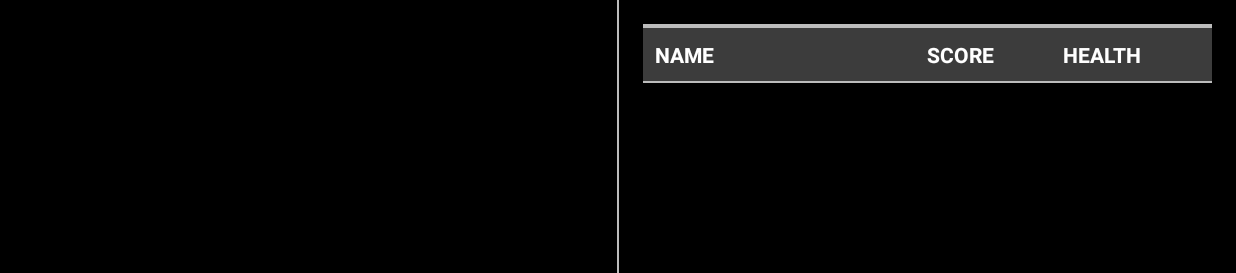
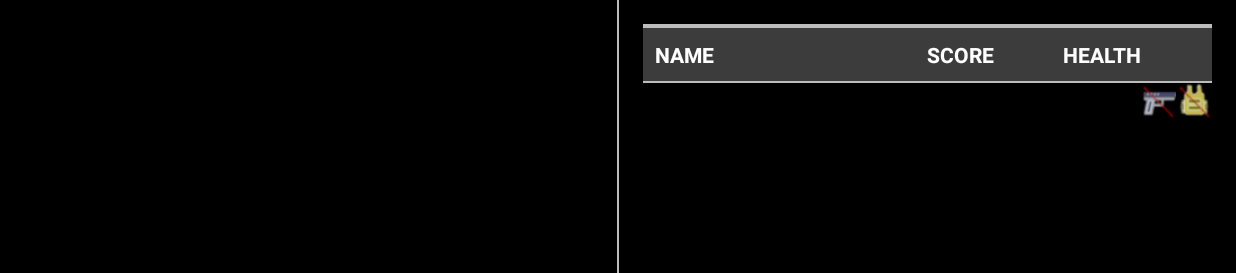
Before and after one commit to shifty-eyed/lasertag-android, an Android app: the screen it shows after launch (MainActivity), on a phone screen of 824 x 412 dp (held sideways). Shown: the top 273 px of the screen. Run offline under Robolectric (Android 15) with nearby library versions, the phone set to English and light mode, and no system bars.

Commit message:
gun connected and disconnected, game lifecycle fixes

```diff
--- a/app/src/main/java/net/lasertag/MainActivity.java
+++ b/app/src/main/java/net/lasertag/MainActivity.java
@@ -32,6 +32,7 @@ import android.view.Window;
 import android.view.WindowManager;
 import android.widget.Toast;
 
+import net.lasertag.communication.BluetoothClient;
 import net.lasertag.model.EventMessageIn;
 import net.lasertag.model.WirelessMessage;
 import net.lasertag.model.Player;
@@ -87,6 +88,8 @@ public class MainActivity extends AppCompatActivity implements TextToSpeech.OnIn
     private TextView playerName;
     private TextView playerHealth;
     private TextView playerScore;
+    private ImageView deviceStatusGun;
+    private ImageView deviceStatusVest;
     private TableLayout playersTable;
     private ConstraintLayout playerInfoLayout;
     private ConstraintLayout announcementLayout;
@@ -138,6 +141,9 @@ public class MainActivity extends AppCompatActivity implements TextToSpeech.OnIn
         gameTime = findViewById(R.id.game_timer);
         bulletsBar = findViewById(R.id.bullets_bar);
         teamScoresBar = findViewById(R.id.team_scores);
+
+        deviceStatusGun = findViewById(R.id.device_status_gun);
+        deviceStatusVest = findViewById(R.id.device_status_vest);
 
         currentState = STATE_OFFLINE;
         onRefreshUIGameSate();
@@ -259,9 +265,8 @@ public class MainActivity extends AppCompatActivity implements TextToSpeech.OnIn
             case Messaging.YOU_KILLED -> showToasterMessage(otherName + " killed you.", 3000);
             case Messaging.YOU_SCORED -> showToasterMessage("You killed " + otherName, 2000);
             case Messaging.GAME_OVER -> {
-
                 if (teamPlay) {
-                    var teamName = teamNames[message.getPayload()];
+                    var teamName = message.getPayload() < 0 ? "No one" : teamNames[message.getPayload()];
                     showToasterMessage("Game Over!\n" + teamName + " wins.", 4000);
                 } else {
                     if (otherPlayer != null && otherPlayer.getId() == config.getPlayerId()) {
@@ -270,6 +275,14 @@ public class MainActivity extends AppCompatActivity implements TextToSpeech.OnIn
                         showToasterMessage("Game Over!\n" + (otherPlayer == null ? "No one" : otherPlayer.getName()) + " wins.", 4000);
                     }
                 }
+            }
+            case Messaging.DEVICE_CONNECTED, Messaging.DEVICE_DISCONNECTED -> {
+                var connected = (message.getType() == Messaging.DEVICE_CONNECTED);
+                var isGun = (message.getPayload() == BluetoothClient.DEVICE_GUN);
+                var deviceName = isGun ? "gun" : "vest";
+                (isGun ? deviceStatusGun : deviceStatusVest)
+                        .setVisibility(connected ? View.GONE : View.VISIBLE);
+                speak(deviceName + (connected ? " connected." : " disconnected."));
             }
         }
     }
--- a/app/src/main/java/net/lasertag/communication/BluetoothClient.java
+++ b/app/src/main/java/net/lasertag/communication/BluetoothClient.java
@@ -150,6 +150,7 @@ public class BluetoothClient {
                 }
             } catch (IOException e) {
                 Log.e(TAG, "Connection lost", e);
+                messageHandler.handleWirelessEvent(new EventMessageIn(Messaging.DEVICE_DISCONNECTED, deviceType));
                 try {
                     bluetoothSocket.close();
                     outputStream = null;
--- a/app/src/main/java/net/lasertag/model/Messaging.java
+++ b/app/src/main/java/net/lasertag/model/Messaging.java
@@ -51,7 +51,8 @@ public class Messaging {
         var teamPlay = buffer.get();
         var respawnTime = buffer.get();
         var gameTimeMinutes = buffer.get();
-        return new GameStartMessageIn(GAME_START, teamPlay != 0, respawnTime, gameTimeMinutes);
+        var startDelaySeconds = buffer.get();
+        return new GameStartMessageIn(GAME_START, teamPlay != 0, respawnTime, gameTimeMinutes, startDelaySeconds);
     }
 
     public static EventMessageIn parseMessageFromDevice(List<Byte> bytes) {
@@ -61,6 +62,7 @@ public class Messaging {
     private static StatsMessageIn parseFullStatsMessage(ByteBuffer buffer) {
         var isGameRunning = buffer.get() != 0;
         var teamPlay = buffer.get() != 0;
+        var gameTimerSeconds = buffer.getShort();
         var playersCount = buffer.get();
         var players = new Player[playersCount];
         for (int i = 0; i < playersCount; i++) {
@@ -76,7 +78,7 @@ public class Messaging {
             var name = new String(nameBytes);
             players[i] = new Player(id, health, score, teamId, damage, bulletsLeft, name);
         }
-        return new StatsMessageIn(FULL_STATS, isGameRunning, teamPlay, playersCount, players);
+        return new StatsMessageIn(FULL_STATS, isGameRunning, teamPlay, gameTimerSeconds, playersCount, players);
     }
 
     private static TimeMessage parseTimeMessage(ByteBuffer buffer) {
--- a/app/src/main/java/net/lasertag/model/WirelessMessage.kt
+++ b/app/src/main/java/net/lasertag/model/WirelessMessage.kt
@@ -29,7 +29,8 @@ data class GameStartMessageIn (
     override val type: Byte,
     val teamPlay: Boolean,
     val respawnTime: Int,
-    val gameTimeMinutes: Int
+    val gameTimeMinutes: Int,
+    val startDelaySeconds: Int
 ): WirelessMessage(type)
 
 data class EventMessageToServer (
@@ -66,6 +67,7 @@ data class StatsMessageIn (
     override val type: Byte,
     val isGameRunning: Boolean,
     val isTeamPlay: Boolean,
+    val gameTimerSeconds: Short,
     val numPlayers: Byte,
     val players: Array<Player>
 ) : WirelessMessage(type) {
--- a/app/src/main/res/layout/activity_main.xml
+++ b/app/src/main/res/layout/activity_main.xml
@@ -222,6 +222,26 @@
             android:layout_width="match_parent"
             android:layout_height="1dp"
             android:background="@color/grey" />
+
+        <LinearLayout
+            android:id="@+id/device_status"
+            android:layout_width="wrap_content"
+            android:layout_height="wrap_content"
+            android:layout_gravity="end"
+            android:orientation="horizontal"
+            android:padding="0dp">
+            <ImageView
+                android:id="@+id/device_status_gun"
+                app:srcCompat="@drawable/gun_crossed"
+                android:layout_width="24dp"
+                android:layout_height="24dp"/>
+
+            <ImageView
+                android:id="@+id/device_status_vest"
+                app:srcCompat="@drawable/vest_crossed"
+                android:layout_width="24dp"
+                android:layout_height="24dp"/>
+        </LinearLayout>
     </LinearLayout>
 
 </LinearLayout>
```
Also changed, not shown: app/src/main/java/net/lasertag/GameService.java (+15 -18 lines), app/src/main/res/drawable/gun_crossed.png (added), app/src/main/res/drawable/vest_crossed.png (added).
